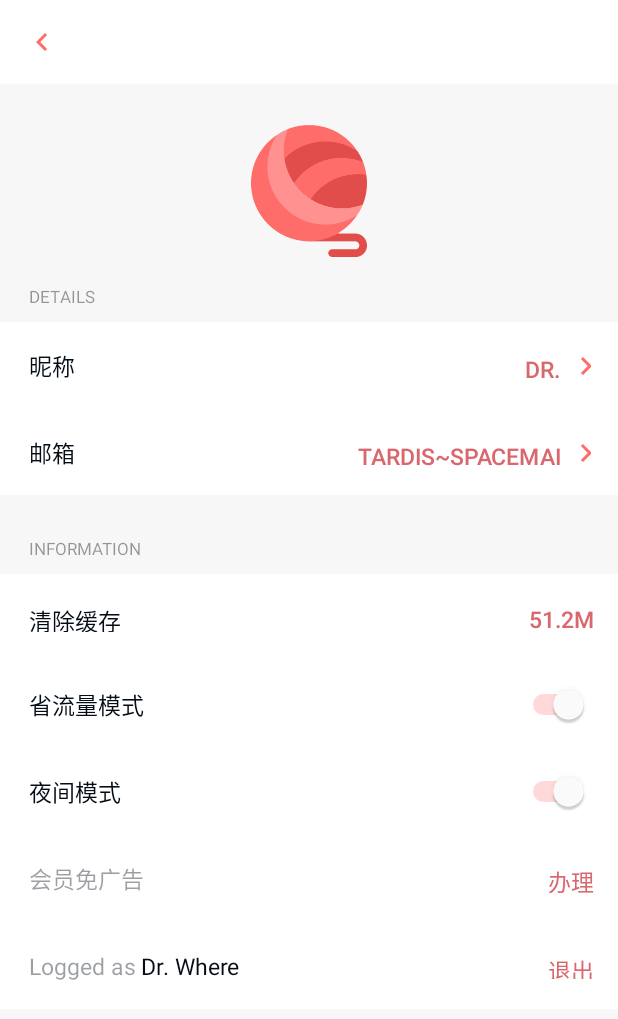
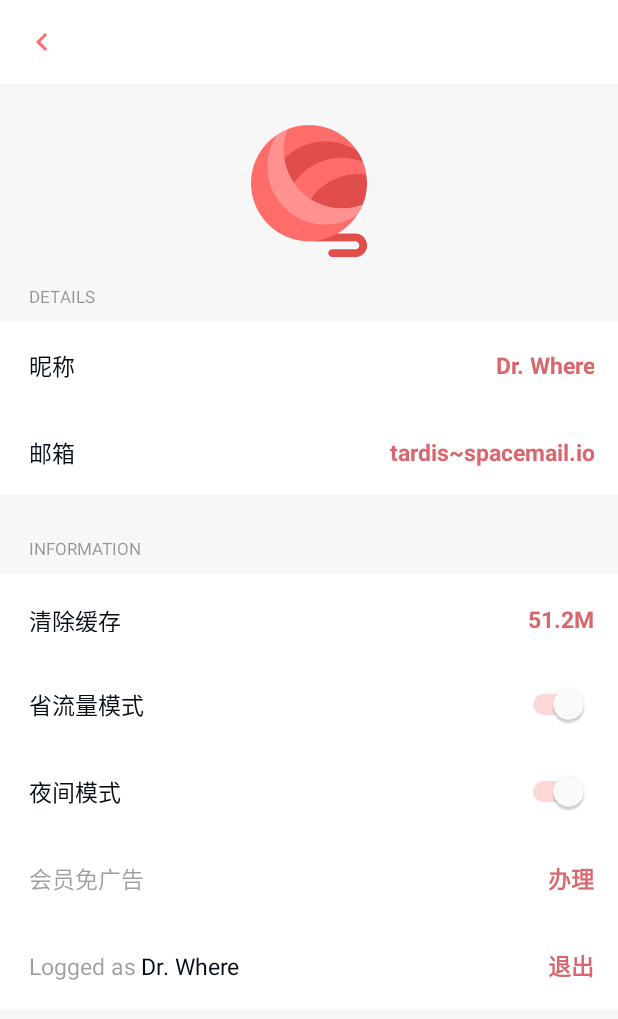
Before and after one commit to LittleCcccc/MiowliMiowli, an Android app: the SettingsActivity screen opened directly, with no data from a screen before it, on a phone screen of 412 x 824 dp. Shown: the top 1019 px of the screen. Run offline under Robolectric (Android 15) with nearby library versions, the phone set to English and light mode, and no system bars; our stand-ins replace Room's generated code, RxJava; libraries missing offline, so code that uses them is left out: com.yalantis.ucrop; 7 statements that could not run were skipped.

Commit message:
设置头像和个人资料

```diff
--- a/app/build.gradle
+++ b/app/build.gradle
@@ -85,4 +85,6 @@ dependencies {
 
     implementation 'com.github.bumptech.glide:glide:4.9.0'
     annotationProcessor 'com.github.bumptech.glide:compiler:4.9.0'
+    implementation 'pub.devrel:easypermissions:3.0.0'
+    implementation 'com.github.yalantis:ucrop:2.2.3'
 }
--- a/app/src/main/java/io/miowlimiowli/activity/SettingsActivity.java
+++ b/app/src/main/java/io/miowlimiowli/activity/SettingsActivity.java
@@ -4,9 +4,17 @@
 
 package io.miowlimiowli.activity;
 
+import android.app.AlertDialog;
 import android.content.Context;
 import androidx.constraintlayout.widget.ConstraintLayout;
-import android.widget.Switch;
+
+import android.graphics.drawable.Drawable;
+import android.net.Uri;
+import android.text.InputType;
+import android.view.View;
+import android.view.WindowManager;
+import android.widget.EditText;
+import android.widget.ImageView;
 import android.widget.Button;
 import android.content.Intent;
 import androidx.appcompat.widget.Toolbar;
@@ -14,9 +22,16 @@ import androidx.appcompat.app.AppCompatActivity;
 
 import io.miowlimiowli.R;
 import android.widget.TextView;
-import android.widget.ImageButton;
 import android.os.Bundle;
 import android.view.MenuItem;
+
+import com.yalantis.ucrop.UCrop;
+
+import java.io.File;
+import java.io.FileNotFoundException;
+import java.io.InputStream;
+import java.util.function.Consumer;
+
 import io.miowlimiowli.dialog.SettingsActivityVipButtonSheet;
 import io.miowlimiowli.manager.Manager;
 
@@ -26,7 +41,7 @@ public class SettingsActivity extends AppCompatActivity implements SettingsActiv
 	public void onButtonClicked(String text) {
 		if(text.equals("Yes"))
 		{
-			vipButton.setText("已办理");
+			vipTextView.setText("已办理");
 			vip=true;
 			Manager.getInstance().getUser().setIs_vip(true);
 		}
@@ -39,26 +54,12 @@ public class SettingsActivity extends AppCompatActivity implements SettingsActiv
 	}
 
 	private Toolbar toolbar;
-	private Button avatarButton;
-	private TextView detailsTextView;
-	private ConstraintLayout nicknameConstraintLayout;
-	private Button myNameButton;
-	private ImageButton modifyNameButton;
-	private ConstraintLayout mailConstraintLayout;
-	private TextView mailTextView;
-	private Button mymailButton;
-	private ImageButton modifymailButton;
-	private ConstraintLayout informationConstraintLayout;
-	private Button clearcacheButton;
-	private Button cacheButton;
-	private TextView nopictureTextView;
-	private Switch nopictureSwitch;
-	private TextView darkmodeTextView;
-	private Switch darkmodeSwitch;
-	private Button vipButton;
+	private ImageView avatarImageView;
+	private TextView vipTextView;
 	private TextView loggednameTextView;
 	private Button logoutButton;
-	private TextView informationTextView;
+	private TextView mynameTextView;
+	private TextView mymailTextView;
 
 	private boolean vip;
 	@Override
@@ -67,6 +68,13 @@ public class SettingsActivity extends AppCompatActivity implements SettingsActiv
 		super.onCreate(savedInstanceState);
 		this.setContentView(R.layout.settings_activity);
 		this.init();
+		ConstraintLayout layout = this.findViewById(R.id.nickname_constraint_layout);
+
+		layout.setOnClickListener(getListener("设置昵称",mynameTextView, Manager.getInstance().getUser()::setNickname));
+
+		layout = this.findViewById(R.id.mail_constraint_layout);
+
+		layout.setOnClickListener(getListener("设置邮箱",mymailTextView,Manager.getInstance().getUser()::setMail_address));
 	}
 
 	@Override
@@ -85,95 +93,53 @@ public class SettingsActivity extends AppCompatActivity implements SettingsActiv
 	protected void onResume() {
 		super.onResume();
 		this.vip = Manager.getInstance().getUser().is_vip;
-		avatarButton.setBackground(Manager.getInstance().getUser().avator);
-		myNameButton.setText(Manager.getInstance().getUser().nickname);
-		mymailButton.setText(Manager.getInstance().getUser().mail_address);
+		avatarImageView.setImageDrawable(Manager.getInstance().getUser().avator);
+		mynameTextView.setText(Manager.getInstance().getUser().nickname);
+		mymailTextView.setText(Manager.getInstance().getUser().mail_address);
 		loggednameTextView.setText(Manager.getInstance().getUser().username);
 	}
+	private View.OnClickListener getListener(String name, TextView s1, Consumer<String> s2){
+		return new View.OnClickListener(){
+			@Override
+			public void onClick(View view) {
+				AlertDialog.Builder builder = new AlertDialog.Builder(SettingsActivity.this, R.style.MyDialogTheme);
+				builder.setTitle(name);
+				EditText input = new EditText(SettingsActivity.this);
+				input.setText(s1.getText());
+				input.setInputType(InputType.TYPE_CLASS_TEXT);
+				input.requestFocus();
 
+				builder.setView(input);
+				builder.setPositiveButton("确定", (dialog, id) -> {
+					s1.setText(input.getText());
+					Manager.getInstance().getUser().setNickname(input.getText().toString());
+				});
+				builder.setNegativeButton("取消", (dialog, id) -> {
+					dialog.cancel();
+				});
+				AlertDialog dialog = builder.create();
+				dialog.getWindow().setSoftInputMode(WindowManager.LayoutParams.SOFT_INPUT_STATE_VISIBLE);
+				dialog.show();
+			}
+		};
+	}
 	private void init() {
+
+
 
 		// Configure Navigation Bar #2 component
 		toolbar = this.findViewById(R.id.toolbar);
 
 		// Configure Avatar component
-		avatarButton = this.findViewById(R.id.avatar_button);
-		avatarButton.setOnClickListener((view) -> {
+		avatarImageView = this.findViewById(R.id.avatar_image_view);
+		avatarImageView.setOnClickListener((view) -> {
 	this.onAvatarPressed();
 });
 
-		// Configure Details component
-		detailsTextView = this.findViewById(R.id.details_text_view);
-
-		// Configure Nickname component
-		nicknameConstraintLayout = this.findViewById(R.id.nickname_constraint_layout);
-
-		// Configure Myname component
-		myNameButton = this.findViewById(R.id.my_name_button);
-		myNameButton.setOnClickListener((view) -> {
-	this.onMynamePressed();
-});
-
-		// Configure Modifyname component
-		modifyNameButton = this.findViewById(R.id.modify_name_button);
-		modifyNameButton.setOnClickListener((view) -> {
-	this.onModifynamePressed();
-});
-
-		// Configure Mail component
-		mailConstraintLayout = this.findViewById(R.id.mail_constraint_layout);
-
-		// Configure Mail component
-		mailTextView = this.findViewById(R.id.mail_text_view);
-
-		// Configure Mymail component
-		mymailButton = this.findViewById(R.id.mymail_button);
-		mymailButton.setOnClickListener((view) -> {
-	this.onMymailPressed();
-});
-
-		// Configure Modifymail component
-		modifymailButton = this.findViewById(R.id.modifymail_button);
-		modifymailButton.setOnClickListener((view) -> {
-	this.onModifymailPressed();
-});
-
-		// Configure Information component
-		informationConstraintLayout = this.findViewById(R.id.information_constraint_layout);
-
-		// Configure Clear component
-		clearcacheButton = this.findViewById(R.id.clearcache_button);
-		clearcacheButton.setOnClickListener((view) -> {
-	this.onClearPressed();
-});
-
-		// Configure Cache component
-		cacheButton = this.findViewById(R.id.cache_button);
-		cacheButton.setOnClickListener((view) -> {
-	this.onCachePressed();
-});
-
-		// Configure Label component
-		nopictureTextView = this.findViewById(R.id.nopicture_text_view);
-
-		// Configure Slide component
-		nopictureSwitch = this.findViewById(R.id.nopicture_switch);
-		nopictureSwitch.setOnClickListener((view) -> {
-	this.onNoPictureSlideValueChanged();
-});
-
-		// Configure Label component
-		darkmodeTextView = this.findViewById(R.id.darkmode_text_view);
-
-		// Configure Slide component
-		darkmodeSwitch = this.findViewById(R.id.darkmode_switch);
-		darkmodeSwitch.setOnClickListener((view) -> {
-	this.onDarkSlideValueChanged();
-});
 
 		// Configure GetVip component
-		vipButton = this.findViewById(R.id.vip_button);
-		vipButton.setOnClickListener((view) -> {
+		vipTextView = this.findViewById(R.id.vip_button);
+		vipTextView.setOnClickListener((view) -> {
 	this.onVipButtonPressed();
 });
 
@@ -185,9 +151,8 @@ public class SettingsActivity extends AppCompatActivity implements SettingsActiv
 		logoutButton.setOnClickListener((view) -> {
 	this.onLogoutPressed();
 });
-
-		// Configure Information component
-		informationTextView = this.findViewById(R.id.information_text_view);
+		mymailTextView = this.findViewById(R.id.mail_text_view);
+		mynameTextView = this.findViewById(R.id.name_text_view);
 
 		this.setupToolbar();
 	}
@@ -201,41 +166,44 @@ public class SettingsActivity extends AppCompatActivity implements SettingsActiv
 		// Additional Toolbar setup code can go here.
 	}
 
-	public void onAvatarPressed() {
-
+	public static final int PICK_IMAGE = 1;
+	@Override
+	public void onActivityResult(int requestCode, int resultCode, Intent data) {
+		super.onActivityResult(requestCode, resultCode, data);
+		if (resultCode == RESULT_OK) {
+			if (requestCode == PICK_IMAGE) {
+				Uri uri = data.getData();
+				Uri desturi = Uri.fromFile(new File(getCacheDir(), "IMG_" + System.currentTimeMillis()));
+				UCrop.of(uri, desturi)
+						.withAspectRatio(1, 1)
+						.start(this);
+			}
+		}
+		System.out.println(resultCode);
+		System.out.println(requestCode);
+		if (resultCode == RESULT_OK && requestCode == UCrop.REQUEST_CROP) {
+			final Uri uri = UCrop.getOutput(data);
+			InputStream inputStream = null;
+			try {
+				inputStream = getContentResolver().openInputStream(uri);
+			} catch (FileNotFoundException e) {
+				e.printStackTrace();
+			}
+			Drawable drawable = Drawable.createFromStream(inputStream, uri.toString() );
+			avatarImageView.setImageDrawable(drawable);
+			Manager.getInstance().getUser().setAvator(drawable);
+		} else if (resultCode == UCrop.RESULT_ERROR) {
+			final Throwable cropError = UCrop.getError(data);
+		}
 	}
 
-	public void onMynamePressed() {
-
+	public void onAvatarPressed() {
+		Intent intent = new Intent(Intent.ACTION_GET_CONTENT);
+		intent.addCategory(Intent.CATEGORY_OPENABLE);
+		intent.setType("image/*");
+		startActivityForResult(Intent.createChooser(intent, "选择图片"),PICK_IMAGE);
 	}
 
-	public void onModifynamePressed() {
-
-	}
-
-	public void onMymailPressed() {
-
-	}
-
-	public void onModifymailPressed() {
-
-	}
-
-	public void onClearPressed() {
-
-	}
-
-	public void onCachePressed() {
-
-	}
-
-	public void onNoPictureSlideValueChanged() {
-
-	}
-
-	public void onDarkSlideValueChanged() {
-
-	}
 
 	public void onVipButtonPressed() {
 		if (!vip) {
--- a/app/src/main/java/io/miowlimiowli/manager/User.java
+++ b/app/src/main/java/io/miowlimiowli/manager/User.java
@@ -20,6 +20,11 @@ import io.miowlimiowli.R;
 public class User {
     public String username;
     public String password;
+
+    public void setAvator(Drawable avator) {
+        this.avator = avator;
+    }
+
     public Drawable avator;
     public void setMail_address(String mail_address) {
         this.mail_address = mail_address;
--- a/app/src/main/res/layout/settings_activity.xml
+++ b/app/src/main/res/layout/settings_activity.xml
@@ -26,15 +26,12 @@
 			android:layout_width="match_parent"
 			android:layout_height="wrap_content">
 
-			<Button
-				android:id="@+id/avatar_button"
+			<ImageView
+				android:id="@+id/avatar_image_view"
 				android:layout_width="@dimen/settings_activity_avatar_button_width"
 				android:layout_height="@dimen/settings_activity_avatar_button_height"
 				android:layout_marginTop="@dimen/settings_activity_avatar_button_margin_top"
 				android:background="@drawable/logo"
-				android:gravity="start"
-				android:textColor="@color/settings_activity_avatar_button_text_color"
-				android:textSize="@dimen/settings_activity_avatar_button_text_size"
 				app:layout_constraintLeft_toLeftOf="parent"
 				app:layout_constraintRight_toRightOf="parent"
 				app:layout_constraintTop_toTopOf="parent" />
@@ -95,34 +92,22 @@
 						tools:layout_editor_absoluteX="20dp"
 						tools:layout_editor_absoluteY="20dp"/>
 
-					<Button
-						android:id="@+id/my_name_button"
-						android:layout_width="@dimen/settings_activity_my_name_button_width"
-						android:layout_height="@dimen/settings_activity_my_name_button_height"
-						android:layout_marginEnd="@dimen/settings_activity_my_name_button_margin_end"
+					<TextView
+						android:id="@+id/name_text_view"
+						android:layout_width="0dp"
+						android:layout_height="0dp"
+						android:layout_marginEnd="16dp"
 						android:background="?attr/selectableItemBackground"
-						android:gravity="end"
+						android:gravity="center|end"
 						android:text="@string/settings_activity_my_name_button_text"
 						android:textColor="@color/settings_activity_my_name_button_text_color"
 						android:textSize="@dimen/settings_activity_my_name_button_text_size"
+						android:textStyle="bold"
 						app:layout_constraintBottom_toBottomOf="parent"
-						app:layout_constraintRight_toLeftOf="@+id/modify_name_button"
-						app:layout_constraintTop_toTopOf="parent"
-						tools:layout_editor_absoluteX="261dp"
-						tools:layout_editor_absoluteY="20dp"/>
+						app:layout_constraintEnd_toEndOf="parent"
+						app:layout_constraintStart_toEndOf="@+id/nickname_text_view"
+						app:layout_constraintTop_toTopOf="parent" />
 
-					<ImageButton
-						android:id="@+id/modify_name_button"
-						android:layout_width="@dimen/settings_activity_modify_name_button_width"
-						android:layout_height="@dimen/settings_activity_modify_name_button_height"
-						android:layout_marginEnd="@dimen/settings_activity_modify_name_button_margin_end"
-						android:background="?attr/selectableItemBackground"
-						android:src="@drawable/path_2"
-						app:layout_constraintBottom_toBottomOf="parent"
-						app:layout_constraintRight_toRightOf="parent"
-						app:layout_constraintTop_toTopOf="parent"
-						tools:layout_editor_absoluteX="348dp"
-						tools:layout_editor_absoluteY="23dp"/>
 				</androidx.constraintlayout.widget.ConstraintLayout>
 
 				<androidx.constraintlayout.widget.ConstraintLayout
@@ -138,7 +123,7 @@
 					tools:layout_editor_absoluteY="60dp">
 
 					<TextView
-						android:id="@+id/mail_text_view"
+						android:id="@+id/mail_text_label"
 						android:layout_width="wrap_content"
 						android:layout_height="wrap_content"
 						android:layout_marginStart="@dimen/settings_activity_mail_text_view_margin_start"
@@ -152,34 +137,22 @@
 						tools:layout_editor_absoluteX="20dp"
 						tools:layout_editor_absoluteY="20dp"/>
 
-					<Button
-						android:id="@+id/mymail_button"
-						android:layout_width="@dimen/settings_activity_mymail_button_width"
-						android:layout_height="@dimen/settings_activity_mymail_button_height"
-						android:layout_marginEnd="@dimen/settings_activity_mymail_button_margin_end"
+					<TextView
+						android:id="@+id/mail_text_view"
+						android:layout_width="0dp"
+						android:layout_height="0dp"
+						android:layout_marginEnd="16dp"
 						android:background="?attr/selectableItemBackground"
-						android:gravity="end"
+						android:gravity="center|end"
 						android:text="@string/settings_activity_mymail_button_text"
 						android:textColor="@color/settings_activity_mymail_button_text_color"
 						android:textSize="@dimen/settings_activity_mymail_button_text_size"
+						android:textStyle="bold"
 						app:layout_constraintBottom_toBottomOf="parent"
-						app:layout_constraintRight_toLeftOf="@+id/modifymail_button"
-						app:layout_constraintTop_toTopOf="parent"
-						tools:layout_editor_absoluteX="193dp"
-						tools:layout_editor_absoluteY="20dp"/>
+						app:layout_constraintEnd_toEndOf="parent"
+						app:layout_constraintStart_toEndOf="@+id/mail_text_label"
+						app:layout_constraintTop_toTopOf="parent" />
 
-					<ImageButton
-						android:id="@+id/modifymail_button"
-						android:layout_width="@dimen/settings_activity_modifymail_button_width"
-						android:layout_height="@dimen/settings_activity_modifymail_button_height"
-						android:layout_marginEnd="@dimen/settings_activity_modifymail_button_margin_end"
-						android:background="?attr/selectableItemBackground"
-						android:src="@drawable/path_2"
-						app:layout_constraintBottom_toBottomOf="parent"
-						app:layout_constraintRight_toRightOf="parent"
-						app:layout_constraintTop_toTopOf="parent"
-						tools:layout_editor_absoluteX="348dp"
-						tools:layout_editor_absoluteY="23dp"/>
 				</androidx.constraintlayout.widget.ConstraintLayout>
 			</androidx.constraintlayout.widget.ConstraintLayout>
 
@@ -221,7 +194,7 @@
 						tools:layout_editor_absoluteX="20dp"
 						tools:layout_editor_absoluteY="20dp" />
 
-					<Button
+					<TextView
 						android:id="@+id/cache_button"
 						android:layout_width="wrap_content"
 						android:layout_height="@dimen/settings_activity_cache_button_height"
@@ -231,6 +204,7 @@
 						android:text="@string/settings_activity_cache_button_text"
 						android:textColor="@color/settings_activity_cache_button_text_color"
 						android:textSize="@dimen/settings_activity_cache_button_text_size"
+						android:textStyle="bold"
 						app:layout_constraintBottom_toBottomOf="parent"
 						app:layout_constraintRight_toRightOf="parent"
 						app:layout_constraintTop_toTopOf="parent" />
@@ -343,18 +317,20 @@
 						tools:layout_editor_absoluteX="20dp"
 						tools:layout_editor_absoluteY="20dp" />
 
-					<Button
+					<TextView
 						android:id="@+id/vip_button"
-						android:layout_width="wrap_content"
-						android:layout_height="@dimen/settings_activity_vip_button_height"
-						android:layout_marginRight="16dp"
+						android:layout_width="0dp"
+						android:layout_height="0dp"
+						android:layout_marginEnd="16dp"
 						android:background="?attr/selectableItemBackground"
-						android:gravity="end"
+						android:gravity="center|end"
 						android:text="@string/settings_activity_vip_button_text"
 						android:textColor="@color/settings_activity_vip_button_text_color"
 						android:textSize="@dimen/settings_activity_vip_button_text_size"
+						android:textStyle="bold"
 						app:layout_constraintBottom_toBottomOf="parent"
-						app:layout_constraintRight_toRightOf="parent"
+						app:layout_constraintEnd_toEndOf="parent"
+						app:layout_constraintStart_toEndOf="@+id/label_text_view"
 						app:layout_constraintTop_toTopOf="parent" />
 				</androidx.constraintlayout.widget.ConstraintLayout>
 
@@ -402,16 +378,18 @@
 
 					<Button
 						android:id="@+id/logout_button"
-						android:layout_width="wrap_content"
-						android:layout_height="@dimen/settings_activity_logout_button_height"
-						android:layout_marginRight="16dp"
+						android:layout_width="0dp"
+						android:layout_height="0dp"
+						android:layout_marginEnd="16dp"
 						android:background="?attr/selectableItemBackground"
-						android:gravity="end"
+						android:gravity="center|end"
 						android:text="@string/settings_activity_logout_button_text"
 						android:textColor="@color/settings_activity_logout_button_text_color"
 						android:textSize="@dimen/settings_activity_logout_button_text_size"
+						android:textStyle="bold"
 						app:layout_constraintBottom_toBottomOf="parent"
-						app:layout_constraintRight_toRightOf="parent"
+						app:layout_constraintEnd_toEndOf="parent"
+						app:layout_constraintStart_toEndOf="@+id/loggedname_text_view"
 						app:layout_constraintTop_toTopOf="parent" />
 				</androidx.constraintlayout.widget.ConstraintLayout>
 			</androidx.constraintlayout.widget.ConstraintLayout>
--- a/build.gradle
+++ b/build.gradle
@@ -2,10 +2,11 @@
 
 buildscript {
     repositories {
+
+        jcenter()
+
         mavenCentral()
         google()
-        jcenter()
-
     }
 
     dependencies {
@@ -20,6 +21,7 @@ allprojects {
     repositories {
         google()
         jcenter()
+        maven { url "https://jitpack.io" }
         maven { url "https://maven.google.com/"}
     }
 }
```
Also changed, not shown: app/src/main/AndroidManifest.xml (+6 -1 lines), app/src/main/java/io/miowlimiowli/activity/TwoActivity.java (+17 -0 lines), app/src/main/java/io/miowlimiowli/fragment/ProfileActivity.java (+58 -8 lines), app/src/main/res/layout/profile_activity.xml (+6 -8 lines), 2 other files.
